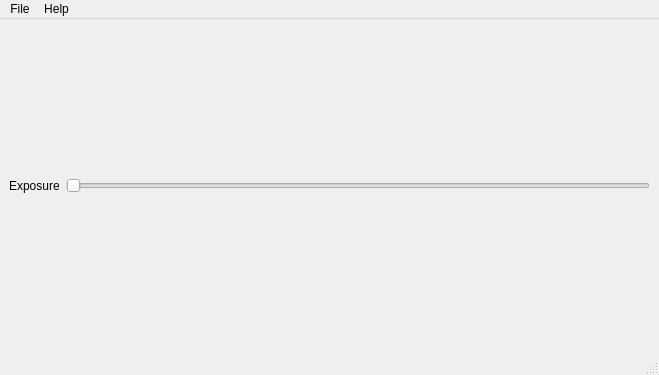
Before: the Qt Designer form mainwindow.ui in jlemein/exr-viewer, drawn with Qt 5.
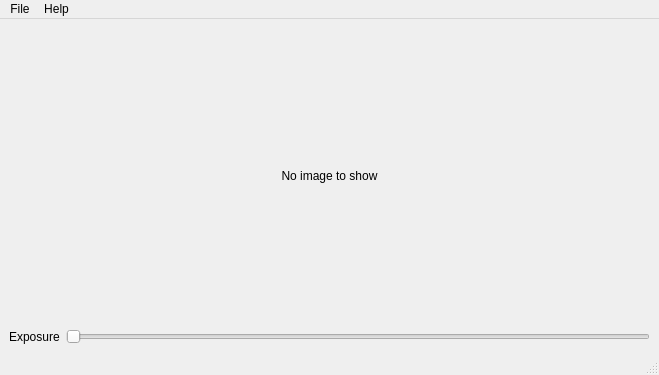
After: the same form once the commit is applied.

Commit message: Added a README. It is possible to load a simple EXR image now

Patch:
```diff
--- a/mainwindow.ui
+++ b/mainwindow.ui
@@ -15,6 +15,22 @@
   </property>
   <widget class="QWidget" name="centralwidget">
    <layout class="QVBoxLayout" name="verticalLayout">
+    <item>
+     <widget class="QLabel" name="imageLabel">
+      <property name="sizePolicy">
+       <sizepolicy hsizetype="Preferred" vsizetype="Expanding">
+        <horstretch>0</horstretch>
+        <verstretch>0</verstretch>
+       </sizepolicy>
+      </property>
+      <property name="text">
+       <string>No image to show</string>
+      </property>
+      <property name="alignment">
+       <set>Qt::AlignCenter</set>
+      </property>
+     </widget>
+    </item>
     <item>
      <layout class="QHBoxLayout" name="horizontalLayout">
       <item>
```
Left out of the diff: 2 changed lines with no effect on the pictures. The commit also changes 11 other files.
